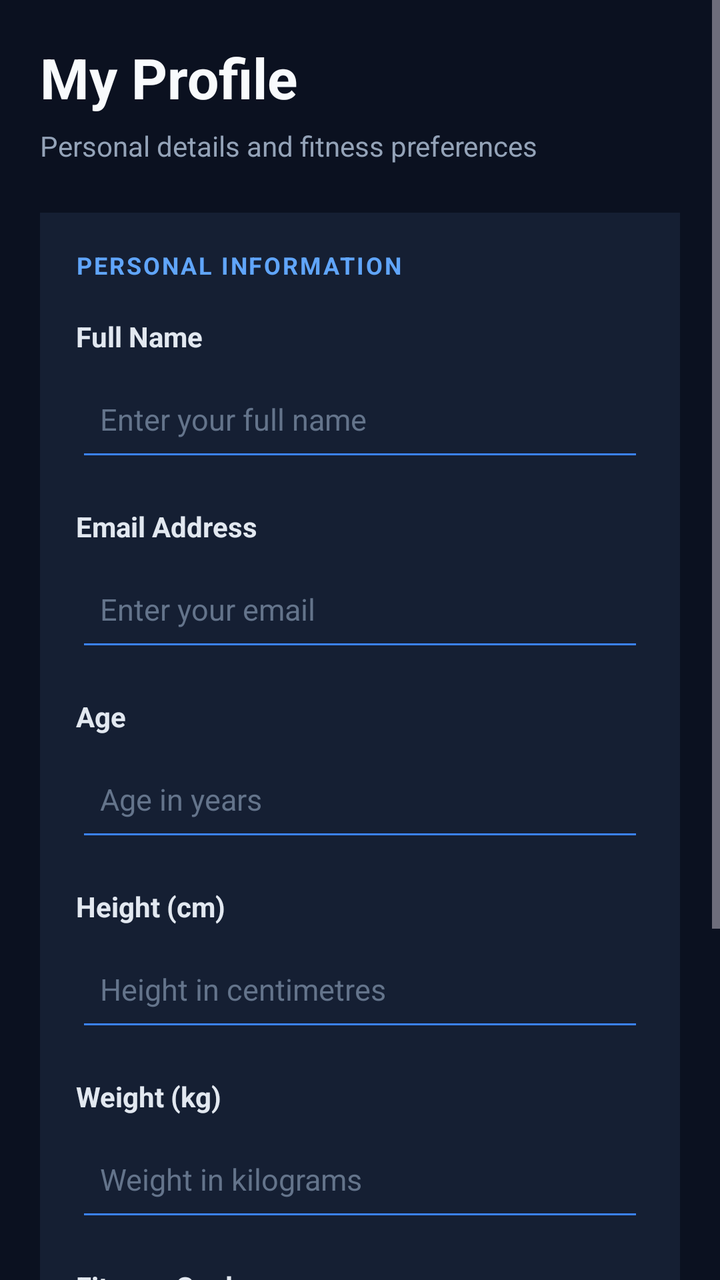
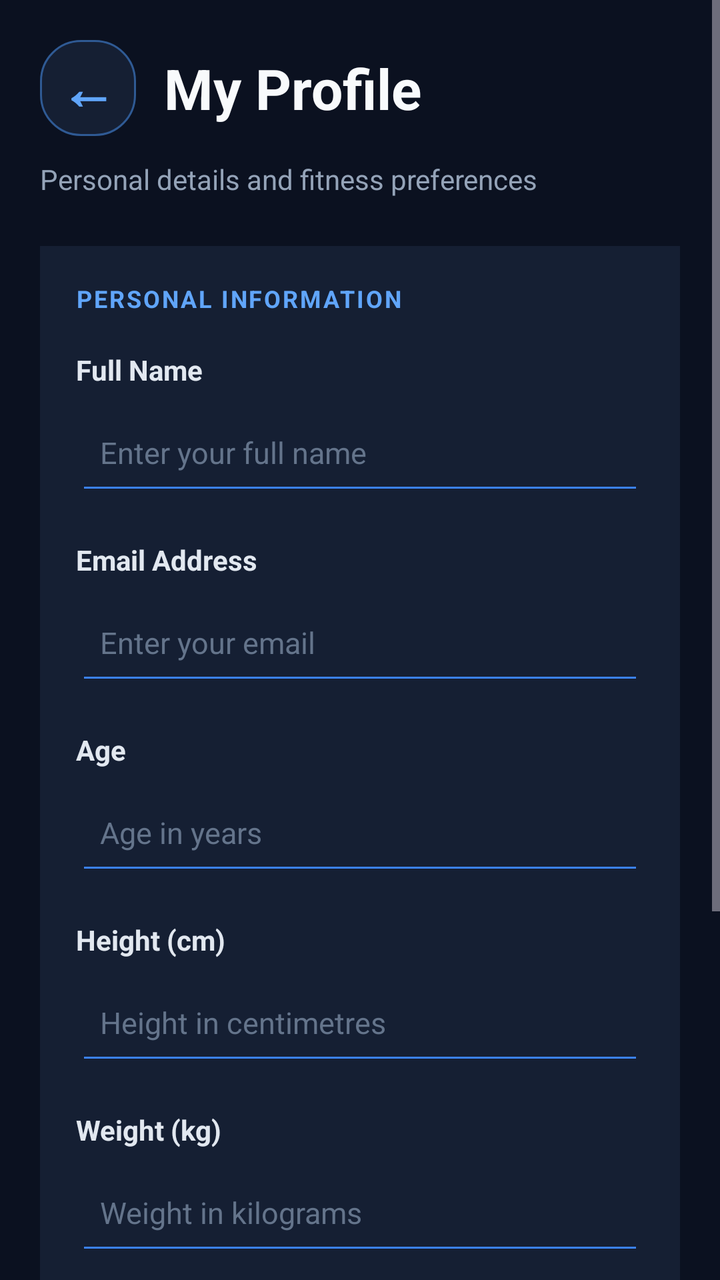

An Android layout rendered at two revisions. The XML below is the earlier revision; the diff shows what the commit changed to produce the second picture.
<!-- AndroidManifest.xml: application theme Theme.GymTrackerPro -->
<!-- res/layout/activity_profile.xml -->
<?xml version="1.0" encoding="utf-8"?>
<ScrollView xmlns:android="http://schemas.android.com/apk/res/android"
    android:layout_width="match_parent"
    android:layout_height="match_parent"
    android:background="#0B1120"
    android:fillViewport="true">

    <LinearLayout
        android:layout_width="match_parent"
        android:layout_height="wrap_content"
        android:orientation="vertical"
        android:padding="20dp">

        
        <TextView
            android:layout_width="match_parent"
            android:layout_height="wrap_content"
            android:text="My Profile"
            android:textColor="#F8FAFC"
            android:textSize="28sp"
            android:textStyle="bold" />

        <TextView
            android:layout_width="match_parent"
            android:layout_height="wrap_content"
            android:layout_marginTop="6dp"
            android:layout_marginBottom="24dp"
            android:text="Personal details and fitness preferences"
            android:textColor="#94A3B8"
            android:textSize="14sp" />

        
        <LinearLayout
            android:layout_width="match_parent"
            android:layout_height="wrap_content"
            android:background="#151F33"
            android:orientation="vertical"
            android:padding="18dp">

            <TextView
                android:layout_width="match_parent"
                android:layout_height="wrap_content"
                android:layout_marginBottom="18dp"
                android:text="PERSONAL INFORMATION"
                android:textColor="#60A5FA"
                android:textSize="12sp"
                android:textStyle="bold"
                android:letterSpacing="0.08" />

            
            <TextView
                android:layout_width="match_parent"
                android:layout_height="wrap_content"
                android:text="Full Name"
                android:textColor="#E2E8F0"
                android:textSize="14sp"
                android:textStyle="bold" />

            <EditText
                android:id="@+id/editName"
                android:layout_width="match_parent"
                android:layout_height="wrap_content"
                android:layout_marginTop="6dp"
                android:backgroundTint="#3B82F6"
                android:hint="Enter your full name"
                android:inputType="textPersonName"
                android:minHeight="52dp"
                android:padding="12dp"
                android:textColor="#F8FAFC"
                android:textColorHint="#64748B"
                android:textSize="15sp" />

            
            <TextView
                android:layout_width="match_parent"
                android:layout_height="wrap_content"
                android:layout_marginTop="18dp"
                android:text="Email Address"
                android:textColor="#E2E8F0"
                android:textSize="14sp"
                android:textStyle="bold" />

            <EditText
                android:id="@+id/editEmail"
                android:layout_width="match_parent"
                android:layout_height="wrap_content"
                android:layout_marginTop="6dp"
                android:backgroundTint="#3B82F6"
                android:hint="Enter your email"
                android:inputType="textEmailAddress"
                android:minHeight="52dp"
                android:padding="12dp"
                android:textColor="#F8FAFC"
                android:textColorHint="#64748B"
                android:textSize="15sp" />

            
            <TextView
                android:layout_width="match_parent"
                android:layout_height="wrap_content"
                android:layout_marginTop="18dp"
                android:text="Age"
                android:textColor="#E2E8F0"
                android:textSize="14sp"
                android:textStyle="bold" />

            <EditText
                android:id="@+id/editAge"
                android:layout_width="match_parent"
                android:layout_height="wrap_content"
                android:layout_marginTop="6dp"
                android:backgroundTint="#3B82F6"
                android:hint="Age in years"
                android:inputType="number"
                android:minHeight="52dp"
                android:padding="12dp"
                android:textColor="#F8FAFC"
                android:textColorHint="#64748B"
                android:textSize="15sp" />

            
            <TextView
                android:layout_width="match_parent"
                android:layout_height="wrap_content"
                android:layout_marginTop="18dp"
                android:text="Height (cm)"
                android:textColor="#E2E8F0"
                android:textSize="14sp"
                android:textStyle="bold" />

            <EditText
                android:id="@+id/editHeight"
                android:layout_width="match_parent"
                android:layout_height="wrap_content"
                android:layout_marginTop="6dp"
                android:backgroundTint="#3B82F6"
                android:hint="Height in centimetres"
                android:inputType="numberDecimal"
                android:minHeight="52dp"
                android:padding="12dp"
                android:textColor="#F8FAFC"
                android:textColorHint="#64748B"
                android:textSize="15sp" />

            
            <TextView
                android:layout_width="match_parent"
                android:layout_height="wrap_content"
                android:layout_marginTop="18dp"
                android:text="Weight (kg)"
                android:textColor="#E2E8F0"
                android:textSize="14sp"
                android:textStyle="bold" />

            <EditText
                android:id="@+id/editWeight"
                android:layout_width="match_parent"
                android:layout_height="wrap_content"
                android:layout_marginTop="6dp"
                android:backgroundTint="#3B82F6"
                android:hint="Weight in kilograms"
                android:inputType="numberDecimal"
                android:minHeight="52dp"
                android:padding="12dp"
                android:textColor="#F8FAFC"
                android:textColorHint="#64748B"
                android:textSize="15sp" />

            
            <TextView
                android:layout_width="match_parent"
                android:layout_height="wrap_content"
                android:layout_marginTop="18dp"
                android:text="Fitness Goal"
                android:textColor="#E2E8F0"
                android:textSize="14sp"
                android:textStyle="bold" />

            <EditText
                android:id="@+id/editFitnessGoal"
                android:layout_width="match_parent"
                android:layout_height="wrap_content"
                android:layout_marginTop="6dp"
                android:backgroundTint="#3B82F6"
                android:hint="e.g. Build muscle"
                android:inputType="textCapSentences"
                android:minHeight="52dp"
                android:padding="12dp"
                android:textColor="#F8FAFC"
                android:textColorHint="#64748B"
                android:textSize="15sp" />

            
            <Button
                android:id="@+id/buttonSaveProfile"
                android:layout_width="match_parent"
                android:layout_height="54dp"
                android:layout_marginTop="28dp"
                android:backgroundTint="#2563EB"
                android:text="Save Profile"
                android:textColor="#FFFFFF"
                android:textSize="16sp"
                android:textStyle="bold" />

        </LinearLayout>

        <TextView
            android:layout_width="match_parent"
            android:layout_height="wrap_content"
            android:layout_marginTop="18dp"
            android:gravity="center"
            android:padding="8dp"
            android:text="Your fitness journey, your progress."
            android:textColor="#64748B"
            android:textSize="13sp" />

    </LinearLayout>
</ScrollView>
<!-- resources referenced by this layout -->
<resources>
  <style name="Theme.GymTrackerPro" parent="Base.Theme.GymTrackerPro" />
  <style name="Base.Theme.GymTrackerPro" parent="Theme.Material3.Dark.NoActionBar">
          <item name="colorPrimary">@color/gt_blue</item>
          <item name="colorSurface">@color/gt_surface</item>
          <item name="android:windowBackground">@color/gt_background</item>
  
          
          <item name="android:statusBarColor">@color/gt_background</item>
          <item name="android:navigationBarColor">@color/gt_background</item>
          <item name="android:windowLightStatusBar">false</item>
      </style>
  <color name="gt_blue">#60A5FA</color>
  <color name="gt_surface">#151F33</color>
  <color name="gt_background">#0B1120</color>
</resources>

<!-- the commit's change to res/layout/activity_profile.xml (unified diff, before → after) -->
@@ -11,14 +11,41 @@
         android:orientation="vertical"
         android:padding="20dp">
 
+
         
-        <TextView
-            android:layout_width="match_parent"
-            android:layout_height="wrap_content"
-            android:text="My Profile"
-            android:textColor="#F8FAFC"
-            android:textSize="28sp"
-            android:textStyle="bold" />
+        <LinearLayout
+            android:layout_width="match_parent"
+            android:layout_height="wrap_content"
+            android:orientation="horizontal"
+            android:gravity="center_vertical"
+            android:layout_marginBottom="6dp">
+
+            <TextView
+                android:id="@+id/buttonBackArrow"
+                android:layout_width="48dp"
+                android:layout_height="48dp"
+                android:background="@drawable/bg_card"
+                android:gravity="center"
+                android:text="←"
+                android:textColor="#60A5FA"
+                android:textSize="28sp"
+                android:textStyle="bold"
+                android:clickable="true"
+                android:focusable="true"
+                android:contentDescription="Back to Dashboard" />
+
+            <TextView
+                android:layout_width="0dp"
+                android:layout_height="wrap_content"
+                android:layout_weight="1"
+                android:layout_marginStart="14dp"
+                android:text="My Profile"
+                android:textColor="#F8FAFC"
+                android:textSize="28sp"
+                android:textStyle="bold" />
+
+        </LinearLayout>
+
 
         <TextView
             android:layout_width="match_parent"
<!-- resource entries referenced after the edit -->
@@ -1,5 +1,12 @@
 <!-- resources referenced by this layout -->
 <resources>
+  <!-- drawable bg_card (drawable) -->
+  <?xml version="1.0" encoding="utf-8"?>
+  <shape xmlns:android="http://schemas.android.com/apk/res/android" android:shape="rectangle">
+      <solid android:color="@color/gt_surface" />
+      <corners android:radius="20dp" />
+      <stroke android:width="1dp" android:color="@color/gt_stroke" />
+  </shape>
   <style name="Theme.GymTrackerPro" parent="Base.Theme.GymTrackerPro" />
   <style name="Base.Theme.GymTrackerPro" parent="Theme.Material3.Dark.NoActionBar">
           <item name="colorPrimary">@color/gt_blue</item>
@@ -13,6 +20,7 @@
       </style>
   <color name="gt_blue">#60A5FA</color>
   <color name="gt_surface">#151F33</color>
+  <color name="gt_stroke">#2F5A94</color>
   <color name="gt_background">#0B1120</color>
 </resources>
 
